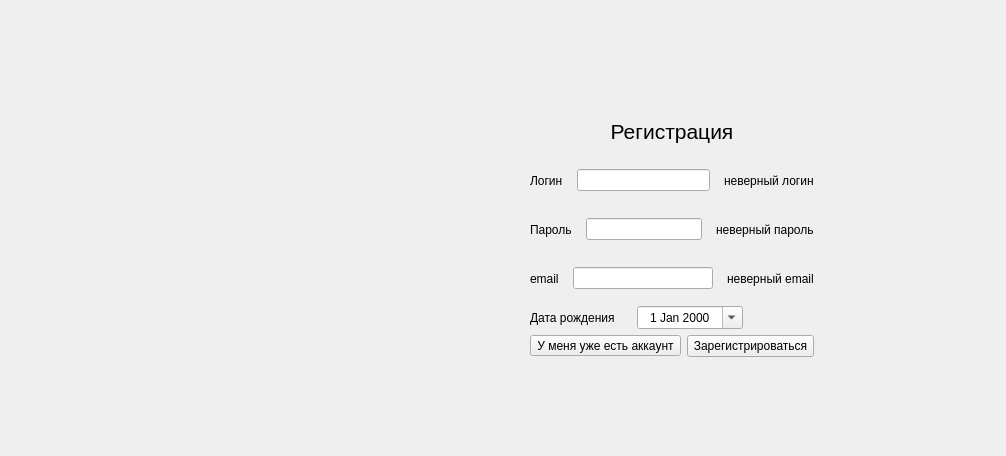
Qt form reg_form.ui (k0swel/mpu_project) before a commit.
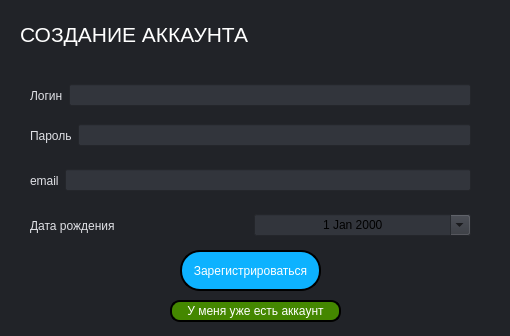
The same form after that commit.

What changed in the file:
```diff
--- a/reg_form.ui
+++ b/reg_form.ui
@@ -6,54 +6,305 @@
    <rect>
     <x>0</x>
     <y>0</y>
-    <width>1006</width>
-    <height>456</height>
+    <width>510</width>
+    <height>336</height>
    </rect>
   </property>
   <property name="windowTitle">
    <string>Widget</string>
   </property>
-  <widget class="QWidget" name="verticalLayoutWidget">
-   <property name="geometry">
-    <rect>
-     <x>530</x>
-     <y>110</y>
-     <width>284</width>
-     <height>247</height>
-    </rect>
-   </property>
-   <layout class="QVBoxLayout" name="verticalLayout" stretch="0,0,0,0,0,0">
-    <property name="spacing">
-     <number>6</number>
-    </property>
-    <property name="leftMargin">
-     <number>0</number>
-    </property>
-    <item>
+  <property name="styleSheet">
+   <string notr="true">background-color: rgb(33, 35, 40);</string>
+  </property>
      <widget class="QLabel" name="label">
+   <property name="geometry">
+    <rect>
+     <x>20</x>
+     <y>20</y>
+     <width>231</width>
+     <height>28</height>
+    </rect>
+   </property>
       <property name="font">
        <font>
         <pointsize>16</pointsize>
        </font>
       </property>
+   <property name="layoutDirection">
+    <enum>Qt::LayoutDirection::LeftToRight</enum>
+   </property>
+   <property name="styleSheet">
+    <string notr="true">color: rgb(255, 255, 255);</string>
+   </property>
       <property name="text">
-       <string>Регистрация</string>
+    <string>СОЗДАНИЕ АККАУНТА</string>
       </property>
       <property name="alignment">
-       <set>Qt::AlignmentFlag::AlignCenter</set>
-      </property>
-     </widget>
-    </item>
-    <item>
-     <layout class="QHBoxLayout" name="horizontalLayout">
-      <property name="spacing">
-       <number>14</number>
-      </property>
+    <set>Qt::AlignmentFlag::AlignLeading|Qt::AlignmentFlag::AlignLeft|Qt::AlignmentFlag::AlignVCenter</set>
+   </property>
+  </widget>
+  <widget class="QPushButton" name="pushButton_reg">
+   <property name="geometry">
+    <rect>
+     <x>180</x>
+     <y>250</y>
+     <width>141</width>
+     <height>41</height>
+    </rect>
+   </property>
+   <property name="palette">
+    <palette>
+     <active>
+      <colorrole role="WindowText">
+       <brush brushstyle="SolidPattern">
+        <color alpha="255">
+         <red>0</red>
+         <green>0</green>
+         <blue>0</blue>
+        </color>
+       </brush>
+      </colorrole>
+      <colorrole role="Button">
+       <brush brushstyle="SolidPattern">
+        <color alpha="255">
+         <red>13</red>
+         <green>178</green>
+         <blue>255</blue>
+        </color>
+       </brush>
+      </colorrole>
+      <colorrole role="Text">
+       <brush brushstyle="SolidPattern">
+        <color alpha="255">
+         <red>255</red>
+         <green>255</green>
+         <blue>255</blue>
+        </color>
+       </brush>
+      </colorrole>
+      <colorrole role="ButtonText">
+       <brush brushstyle="SolidPattern">
+        <color alpha="255">
+         <red>0</red>
+         <green>0</green>
+         <blue>0</blue>
+        </color>
+       </brush>
+      </colorrole>
+      <colorrole role="Base">
+       <brush brushstyle="SolidPattern">
+        <color alpha="255">
+         <red>13</red>
+         <green>178</green>
+         <blue>255</blue>
+        </color>
+       </brush>
+      </colorrole>
+      <colorrole role="Window">
+       <brush brushstyle="SolidPattern">
+        <color alpha="255">
+         <red>13</red>
+         <green>178</green>
+         <blue>255</blue>
+        </color>
+       </brush>
+      </colorrole>
+      <colorrole role="PlaceholderText">
+       <brush brushstyle="SolidPattern">
+        <color alpha="128">
+         <red>255</red>
+         <green>255</green>
+         <blue>255</blue>
+        </color>
+       </brush>
+      </colorrole>
+     </active>
+     <inactive>
+      <colorrole role="WindowText">
+       <brush brushstyle="SolidPattern">
+        <color alpha="255">
+         <red>0</red>
+         <green>0</green>
+         <blue>0</blue>
+        </color>
+       </brush>
+      </colorrole>
+      <colorrole role="Button">
+       <brush brushstyle="SolidPattern">
+        <color alpha="255">
+         <red>13</red>
+         <green>178</green>
+         <blue>255</blue>
+        </color>
+       </brush>
+      </colorrole>
+      <colorrole role="Text">
+       <brush brushstyle="SolidPattern">
+        <color alpha="255">
+         <red>255</red>
+         <green>255</green>
+         <blue>255</blue>
+        </color>
+       </brush>
+      </colorrole>
+      <colorrole role="ButtonText">
+       <brush brushstyle="SolidPattern">
+        <color alpha="255">
+         <red>0</red>
+         <green>0</green>
+         <blue>0</blue>
+        </color>
+       </brush>
+      </colorrole>
+      <colorrole role="Base">
+       <brush brushstyle="SolidPattern">
+        <color alpha="255">
+         <red>13</red>
+         <green>178</green>
+         <blue>255</blue>
+        </color>
+       </brush>
+      </colorrole>
+      <colorrole role="Window">
+       <brush brushstyle="SolidPattern">
+        <color alpha="255">
+         <red>13</red>
+         <green>178</green>
+         <blue>255</blue>
+        </color>
+       </brush>
+      </colorrole>
+      <colorrole role="PlaceholderText">
+       <brush brushstyle="SolidPattern">
+        <color alpha="128">
+         <red>255</red>
+         <green>255</green>
+         <blue>255</blue>
+        </color>
+       </brush>
+      </colorrole>
+     </inactive>
+     <disabled>
+      <colorrole role="WindowText">
+       <brush brushstyle="SolidPattern">
+        <color alpha="255">
+         <red>255</red>
+         <green>255</green>
+         <blue>255</blue>
+        </color>
+       </brush>
+      </colorrole>
+      <colorrole role="Button">
+       <brush brushstyle="SolidPattern">
+        <color alpha="255">
+         <red>13</red>
+         <green>178</green>
+         <blue>255</blue>
+        </color>
+       </brush>
+      </colorrole>
+      <colorrole role="Text">
+       <brush brushstyle="SolidPattern">
+        <color alpha="255">
+         <red>255</red>
+         <green>255</green>
+         <blue>255</blue>
+        </color>
+       </brush>
+      </colorrole>
+      <colorrole role="ButtonText">
+       <brush brushstyle="SolidPattern">
+        <color alpha="255">
+         <red>255</red>
+         <green>255</green>
+         <blue>255</blue>
+        </color>
+       </brush>
+      </colorrole>
+      <colorrole role="Base">
+       <brush brushstyle="SolidPattern">
+        <color alpha="255">
+         <red>13</red>
+         <green>178</green>
+         <blue>255</blue>
+        </color>
+       </brush>
+      </colorrole>
+      <colorrole role="Window">
+       <brush brushstyle="SolidPattern">
+        <color alpha="255">
+         <red>13</red>
+         <green>178</green>
+         <blue>255</blue>
+        </color>
+       </brush>
+      </colorrole>
+      <colorrole role="PlaceholderText">
+       <brush brushstyle="SolidPattern">
+        <color alpha="128">
+         <red>255</red>
+         <green>255</green>
+         <blue>255</blue>
+        </color>
+       </brush>
+      </colorrole>
+     </disabled>
+    </palette>
+   </property>
+   <property name="styleSheet">
+    <string notr="true">border-radius: 20px;
+color: rgb(255, 255, 255);
+background-color: rgb(13, 178, 255);
+border: 2px solid rgb(0,0,0);</string>
+   </property>
+   <property name="text">
+    <string>Зарегистрироваться</string>
+   </property>
+  </widget>
+  <widget class="QToolButton" name="toolButton_auth">
+   <property name="geometry">
+    <rect>
+     <x>170</x>
+     <y>300</y>
+     <width>171</width>
+     <height>22</height>
+    </rect>
+   </property>
+   <property name="sizePolicy">
+    <sizepolicy hsizetype="Minimum" vsizetype="Fixed">
+     <horstretch>0</horstretch>
+     <verstretch>0</verstretch>
+    </sizepolicy>
+   </property>
+   <property name="styleSheet">
+    <string notr="true">border-radius: 10px;
+background-color: rgb(68, 135, 0);
+color: white;
+selection-color: rgb(85, 255, 0);
+border: 2px solid rgb(0, 0, 0);</string>
+   </property>
+   <property name="text">
+    <string>У меня уже есть аккаунт</string>
+   </property>
+  </widget>
+  <widget class="QWidget" name="horizontalLayoutWidget">
+   <property name="geometry">
+    <rect>
+     <x>30</x>
+     <y>80</y>
+     <width>441</width>
+     <height>31</height>
+    </rect>
+   </property>
+   <layout class="QHBoxLayout" name="horizontalLayout_2">
       <item>
        <widget class="QLabel" name="label_login">
         <property name="layoutDirection">
          <enum>Qt::LayoutDirection::LeftToRight</enum>
         </property>
+      <property name="styleSheet">
+       <string notr="true">color: rgb(224, 225, 230);</string>
+      </property>
         <property name="frameShape">
          <enum>QFrame::Shape::Box</enum>
         </property>
@@ -75,113 +326,124 @@
        </widget>
       </item>
       <item>
-       <widget class="QLineEdit" name="lineEdit_login"/>
-      </item>
-      <item>
-       <widget class="QLabel" name="label_wrong_login">
-        <property name="enabled">
-         <bool>true</bool>
-        </property>
-        <property name="layoutDirection">
-         <enum>Qt::LayoutDirection::LeftToRight</enum>
-        </property>
-        <property name="text">
-         <string>неверный логин</string>
-        </property>
-        <property name="alignment">
-         <set>Qt::AlignmentFlag::AlignLeading|Qt::AlignmentFlag::AlignLeft|Qt::AlignmentFlag::AlignVCenter</set>
+     <widget class="QLineEdit" name="lineEdit_login">
+      <property name="minimumSize">
+       <size>
+        <width>0</width>
+        <height>0</height>
+       </size>
+      </property>
+      <property name="styleSheet">
+       <string notr="true">background-color: rgb(50, 53, 60);</string>
         </property>
        </widget>
       </item>
      </layout>
-    </item>
-    <item>
-     <layout class="QHBoxLayout" name="horizontalLayout_2">
-      <property name="spacing">
-       <number>14</number>
-      </property>
+  </widget>
+  <widget class="QWidget" name="horizontalLayoutWidget_2">
+   <property name="geometry">
+    <rect>
+     <x>30</x>
+     <y>120</y>
+     <width>441</width>
+     <height>31</height>
+    </rect>
+   </property>
+   <layout class="QHBoxLayout" name="horizontalLayout_3">
       <item>
        <widget class="QLabel" name="label_password">
+      <property name="styleSheet">
+       <string notr="true">color: rgb(224, 225, 230);</string>
+      </property>
         <property name="text">
          <string>Пароль</string>
         </property>
+      <property name="alignment">
+       <set>Qt::AlignmentFlag::AlignLeading|Qt::AlignmentFlag::AlignLeft|Qt::AlignmentFlag::AlignVCenter</set>
+      </property>
        </widget>
       </item>
       <item>
        <widget class="QLineEdit" name="lineEdit_password">
+      <property name="styleSheet">
+       <string notr="true">background-color: rgb(50, 53, 60);</string>
+      </property>
         <property name="echoMode">
          <enum>QLineEdit::EchoMode::Password</enum>
         </property>
        </widget>
       </item>
-      <item>
-       <widget class="QLabel" name="label_wrong_password">
-        <property name="layoutDirection">
-         <enum>Qt::LayoutDirection::LeftToRight</enum>
-        </property>
-        <property name="text">
-         <string>неверный пароль</string>
-        </property>
-        <property name="alignment">
-         <set>Qt::AlignmentFlag::AlignLeading|Qt::AlignmentFlag::AlignLeft|Qt::AlignmentFlag::AlignVCenter</set>
-        </property>
-       </widget>
-      </item>
-     </layout>
-    </item>
-    <item>
-     <layout class="QHBoxLayout" name="horizontalLayout_3">
-      <property name="spacing">
-       <number>14</number>
-      </property>
+   </layout>
+  </widget>
+  <widget class="QWidget" name="horizontalLayoutWidget_3">
+   <property name="geometry">
+    <rect>
+     <x>30</x>
+     <y>160</y>
+     <width>441</width>
+     <height>41</height>
+    </rect>
+   </property>
+   <layout class="QHBoxLayout" name="horizontalLayout_4">
       <item>
        <widget class="QLabel" name="label_email">
+      <property name="styleSheet">
+       <string notr="true">color: rgb(224, 225, 230);</string>
+      </property>
         <property name="text">
          <string>email</string>
         </property>
-       </widget>
-      </item>
-      <item>
-       <widget class="QLineEdit" name="lineEdit_email"/>
-      </item>
-      <item>
-       <widget class="QLabel" name="label_wrong_email">
-        <property name="layoutDirection">
-         <enum>Qt::LayoutDirection::LeftToRight</enum>
-        </property>
-        <property name="text">
-         <string>неверный email</string>
-        </property>
         <property name="alignment">
          <set>Qt::AlignmentFlag::AlignLeading|Qt::AlignmentFlag::AlignLeft|Qt::AlignmentFlag::AlignVCenter</set>
         </property>
        </widget>
       </item>
-     </layout>
-    </item>
-    <item>
-     <layout class="QHBoxLayout" name="horizontalLayout_4">
-      <property name="spacing">
-       <number>0</number>
-      </property>
-      <property name="leftMargin">
-       <number>0</number>
-      </property>
-      <property name="rightMargin">
-       <number>71</number>
-      </property>
+    <item>
+     <widget class="QLineEdit" name="lineEdit_email">
+      <property name="styleSheet">
+       <string notr="true">background-color: rgb(50, 53, 60);</string>
+      </property>
+     </widget>
+    </item>
+   </layout>
+  </widget>
+  <widget class="QWidget" name="horizontalLayoutWidget_4">
+   <property name="geometry">
+    <rect>
+     <x>30</x>
+     <y>210</y>
+     <width>441</width>
+     <height>31</height>
+    </rect>
+   </property>
+   <layout class="QHBoxLayout" name="horizontalLayout_5">
       <item>
        <widget class="QLabel" name="label_email_2">
+      <property name="styleSheet">
+       <string notr="true">color: rgb(224, 225, 230);</string>
+      </property>
         <property name="text">
          <string>Дата рождения</string>
         </property>
+      <property name="alignment">
+       <set>Qt::AlignmentFlag::AlignLeading|Qt::AlignmentFlag::AlignLeft|Qt::AlignmentFlag::AlignVCenter</set>
+      </property>
        </widget>
       </item>
       <item>
        <widget class="QDateEdit" name="dateEdit_birthday">
+      <property name="sizePolicy">
+       <sizepolicy hsizetype="Minimum" vsizetype="Maximum">
+        <horstretch>0</horstretch>
+        <verstretch>0</verstretch>
+       </sizepolicy>
+      </property>
         <property name="layoutDirection">
          <enum>Qt::LayoutDirection::LeftToRight</enum>
         </property>
+      <property name="styleSheet">
+       <string notr="true">background-color: rgb(50, 53, 60);</string>
+      </property>
         <property name="alignment">
          <set>Qt::AlignmentFlag::AlignCenter</set>
         </property>
@@ -190,7 +452,7 @@
         </property>
         <property name="dateTime">
          <datetime>
-          <hour>0</hour>
+        <hour>9</hour>
           <minute>0</minute>
           <second>0</second>
           <year>2000</year>
@@ -212,26 +474,6 @@
          </date>
         </property>
        </widget>
-      </item>
-     </layout>
-    </item>
-    <item>
-     <layout class="QHBoxLayout" name="horizontalLayout_5">
-      <item>
-       <widget class="QToolButton" name="toolButton_auth">
-        <property name="text">
-         <string>У меня уже есть аккаунт</string>
-        </property>
-       </widget>
-      </item>
-      <item>
-       <widget class="QPushButton" name="pushButton_reg">
-        <property name="text">
-         <string>Зарегистрироваться</string>
-        </property>
-       </widget>
-      </item>
-     </layout>
     </item>
    </layout>
   </widget>
```
Lines whose indentation alone changed are shown as unchanged.
